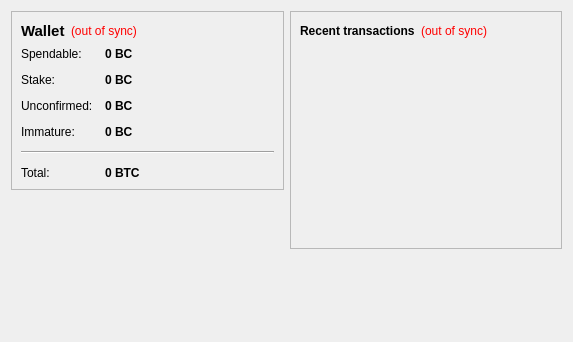
Above: src/qt/forms/overviewpage.ui from okcashpro/okcash before the change. Below: the same form after it.
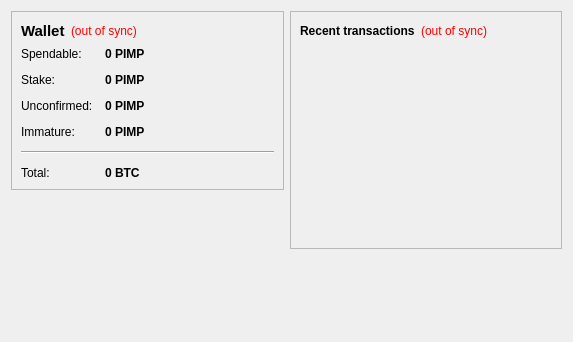
That is the form after the change.

What changed in the file:
```diff
--- a/src/qt/forms/overviewpage.ui
+++ b/src/qt/forms/overviewpage.ui
@@ -105,7 +105,7 @@
              <string>Your current spendable balance</string>
             </property>
             <property name="text">
-             <string notr="true">0 BC</string>
+             <string notr="true">0 PIMP</string>
             </property>
             <property name="textInteractionFlags">
              <set>Qt::LinksAccessibleByMouse|Qt::TextSelectableByKeyboard|Qt::TextSelectableByMouse</set>
@@ -134,7 +134,7 @@
              <string>Total of coins that was staked, and do not yet count toward the current balance</string>
             </property>
             <property name="text">
-             <string notr="true">0 BC</string>
+             <string notr="true">0 PIMP</string>
             </property>
             <property name="textInteractionFlags">
              <set>Qt::LinksAccessibleByMouse|Qt::TextSelectableByKeyboard|Qt::TextSelectableByMouse</set>
@@ -163,7 +163,7 @@
              <string>Total of transactions that have yet to be confirmed, and do not yet count toward the current balance</string>
             </property>
             <property name="text">
-             <string notr="true">0 BC</string>
+             <string notr="true">0 PIMP</string>
             </property>
             <property name="textInteractionFlags">
              <set>Qt::LinksAccessibleByMouse|Qt::TextSelectableByKeyboard|Qt::TextSelectableByMouse</set>
@@ -189,7 +189,7 @@
              <string>Mined balance that has not yet matured</string>
             </property>
             <property name="text">
-             <string notr="true">0 BC</string>
+             <string notr="true">0 PIMP</string>
             </property>
             <property name="textInteractionFlags">
              <set>Qt::LinksAccessibleByMouse|Qt::TextSelectableByKeyboard|Qt::TextSelectableByMouse</set>
```
Left out of the diff: 4 changed lines with no effect on the pictures.
